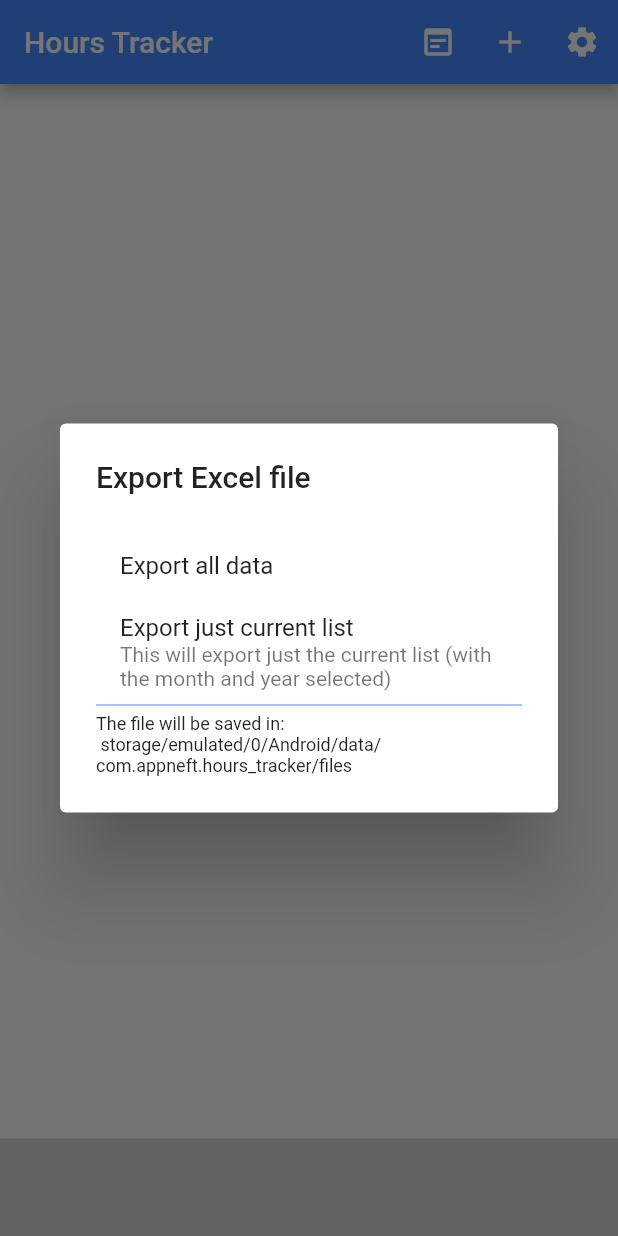
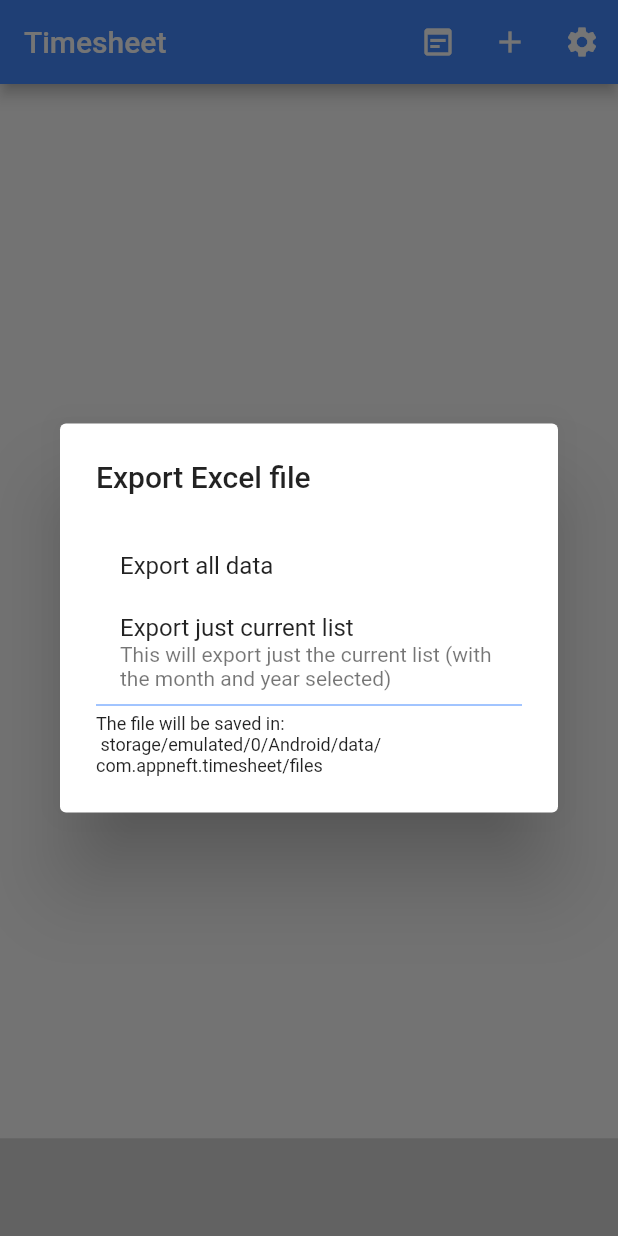
Before and after one commit to facuHannoch/timesheet-app, a Flutter app: the screen it shows after launch, after a tap on the "wysiwyg" icon, on a phone screen of 412 x 824 dp. Run offline on Flutter 3.47's test engine with Material 2 defaults, Android fonts, the phone set to English and light mode, and no system bars; our stand-ins replace shared_preferences, sqflite; missing offline and left inert: admob_flutter, flutter_email_sender, syncfusion_flutter_xlsio; accounts and stored records are empty; generated files the repository leaves out were written again.

Commit message:
Changed app name.

```diff
--- a/lib/HoursTableScreen.dart
+++ b/lib/HoursTableScreen.dart
@@ -1,8 +1,8 @@
 import 'package:flutter/material.dart';
-import 'package:hours_tracker/providers/configuration.dart';
-import 'package:hours_tracker/providers/hours.dart';
+import 'package:timesheet/providers/configuration.dart';
+import 'package:timesheet/providers/hours.dart';
 import 'package:flutter_gen/gen_l10n/app_localizations.dart';
-import 'package:hours_tracker/screens/NewItemScreen.dart';
+import 'package:timesheet/screens/NewItemScreen.dart';
 
 import 'package:provider/provider.dart';
 
--- a/lib/SettingsScreen.dart
+++ b/lib/SettingsScreen.dart
@@ -1,6 +1,6 @@
 import 'package:flutter/material.dart';
-import 'package:hours_tracker/providers/configuration.dart';
-import 'package:hours_tracker/widgets/SetPropertyListTile.dart';
+import 'package:timesheet/providers/configuration.dart';
+import 'package:timesheet/widgets/SetPropertyListTile.dart';
 import 'package:url_launcher/url_launcher.dart';
 import 'package:flutter_email_sender/flutter_email_sender.dart';
 // import 'package:shared_preferences/shared_preferences.dart';
@@ -95,7 +95,7 @@ class SettingsScreen extends StatelessWidget {
             onTap: () async {
               // http.get();
               Email email = Email(
-                subject: "Hours Tracker",
+                subject: "Timesheet",
                 recipients: ["contact.appneft@gmail.com"],
                 isHTML: false,
               );
--- a/lib/l10n/app_en.arb
+++ b/lib/l10n/app_en.arb
@@ -1,10 +1,10 @@
 {
     "@@locale": "en",
 
-    "app_name": "Hours Tracker",
+    "app_name": "Timesheet",
     "@app_name": {},
 
-    "app_title": "Hours Tracker",
+    "app_title": "Timesheet",
     "@app_title": {},
 
     "total": "Total",
--- a/lib/l10n/app_es.arb
+++ b/lib/l10n/app_es.arb
@@ -1,10 +1,10 @@
 {
     "@@locale": "es",
 
-    "app_name": "Hours Tracker",
+    "app_name": "Timesheet",
     "@app_name": {},
 
-    "app_title": "Hours Tracker",
+    "app_title": "Timesheet",
     "@app_title": {},
 
     "total": "Total",
--- a/lib/main.dart
+++ b/lib/main.dart
@@ -1,9 +1,9 @@
 import 'package:admob_flutter/admob_flutter.dart';
 import 'package:flutter/material.dart';
 import 'package:flutter_localizations/flutter_localizations.dart';
-import 'package:hours_tracker/providers/hours.dart';
-import 'package:hours_tracker/providers/configuration.dart';
-import 'package:hours_tracker/screens/homeScreen.dart';
+import 'package:timesheet/providers/hours.dart';
+import 'package:timesheet/providers/configuration.dart';
+import 'package:timesheet/screens/homeScreen.dart';
 
 import 'package:provider/provider.dart';
 import 'package:flutter_gen/gen_l10n/app_localizations.dart';
@@ -48,7 +48,7 @@ class App extends StatelessWidget {
           const Locale('en', ''),
           const Locale('es', ''),
         ],
-        title: 'Hours Tracker',
+        title: 'Timesheet',
         theme: ThemeData(
           primaryColor:
               Color(context.watch<ConfigurationProvider>().appPrimaryColor),
--- a/lib/providers/hours.dart
+++ b/lib/providers/hours.dart
@@ -4,7 +4,7 @@ import 'dart:async';
 import 'package:flutter/foundation.dart';
 import 'package:flutter/material.dart';
 
-import 'package:hours_tracker/data/dayData.dart';
+import 'package:timesheet/data/dayData.dart';
 
 import 'package:admob_flutter/admob_flutter.dart';
 
@@ -13,7 +13,7 @@ import 'package:sqflite/sqflite.dart';
 const DEFAULT_ASCENDING = false;
 
 const ACTIONS_WITHOUT_ADS = 7;
-const EXPORTS_WITHOUT_ADS = 2;
+const EXPORTS_WITHOUT_ADS = 3;
 
 class HoursProvider with ChangeNotifier {
   Future<List> /* <List> */ hours = Future.value([]);
--- a/lib/screens/homeScreen.dart
+++ b/lib/screens/homeScreen.dart
@@ -1,13 +1,13 @@
 import 'dart:io';
-import 'dart:isolate';
+// import 'dart:isolate';
 
 import 'package:admob_flutter/admob_flutter.dart';
 import 'package:flutter/material.dart';
-import 'package:hours_tracker/HoursTableScreen.dart';
-import 'package:hours_tracker/SettingsScreen.dart';
-import 'package:hours_tracker/providers/configuration.dart';
-import 'package:hours_tracker/providers/hours.dart';
-import 'package:hours_tracker/screens/NewItemScreen.dart';
+import 'package:timesheet/HoursTableScreen.dart';
+import 'package:timesheet/SettingsScreen.dart';
+import 'package:timesheet/providers/configuration.dart';
+import 'package:timesheet/providers/hours.dart';
+import 'package:timesheet/screens/NewItemScreen.dart';
 import 'package:flutter_gen/gen_l10n/app_localizations.dart';
 import 'package:path_provider/path_provider.dart';
 
@@ -175,8 +175,8 @@ class HomeScreen extends StatelessWidget {
                         subtitle: Text(AppLocalizations.of(context)
                             .export_excel_current_table_description),
                         onTap: () {
-                          createExcel(context, true).then((result) {
-                            context
+                          createExcel(context, true).then((result) async {
+                            await context
                                 .read<HoursProvider>()
                                 .showInterstitial(export: true);
                             if (result) {
@@ -194,7 +194,7 @@ class HomeScreen extends StatelessWidget {
                         height: 11.4,
                       ),
                       Text(
-                          "${AppLocalizations.of(context).file_location_label}:\n storage/emulated/0/Android/data/com.appneft.hours_tracker/files",
+                          "${AppLocalizations.of(context).file_location_label}:\n storage/emulated/0/Android/data/com.appneft.timesheet/files",
                           style: TextStyle(fontSize: 12))
                     ],
                   ),
--- a/lib/widgets/SetPropertyListTile.dart
+++ b/lib/widgets/SetPropertyListTile.dart
@@ -1,5 +1,5 @@
 import 'package:flutter/material.dart';
-import 'package:hours_tracker/providers/configuration.dart';
+import 'package:timesheet/providers/configuration.dart';
 
 import 'package:provider/provider.dart';
 
--- a/pubspec.yaml
+++ b/pubspec.yaml
@@ -1,5 +1,5 @@
-name: hours_tracker
-description: Working hours tracker.
+name: timesheet
+description: Timesheet app.
 
 # The following line prevents the package from being accidentally published to
 # pub.dev using `pub publish`. This is preferred for private packages.
--- a/time.json
+++ b/time.json
@@ -1,5 +1,5 @@
 {
-"hour":30,
+"hour":33,
 "minute":28,
 "second":27
 }
```
Also changed, not shown: lib/screens/NewItemScreen.dart (+24 -8 lines), 8 other files.
